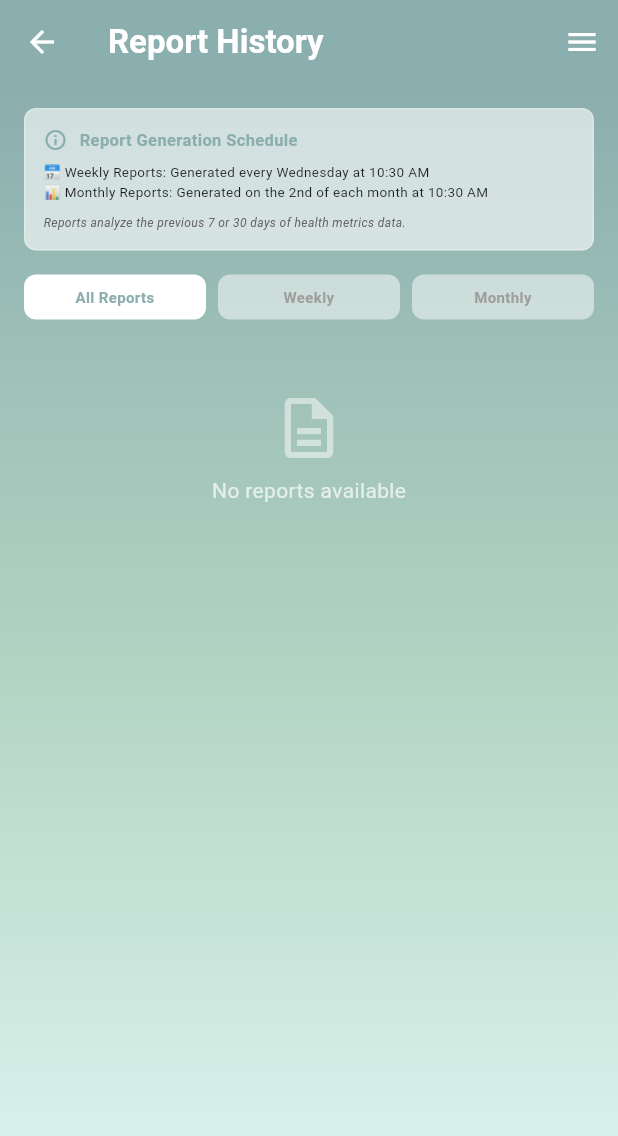
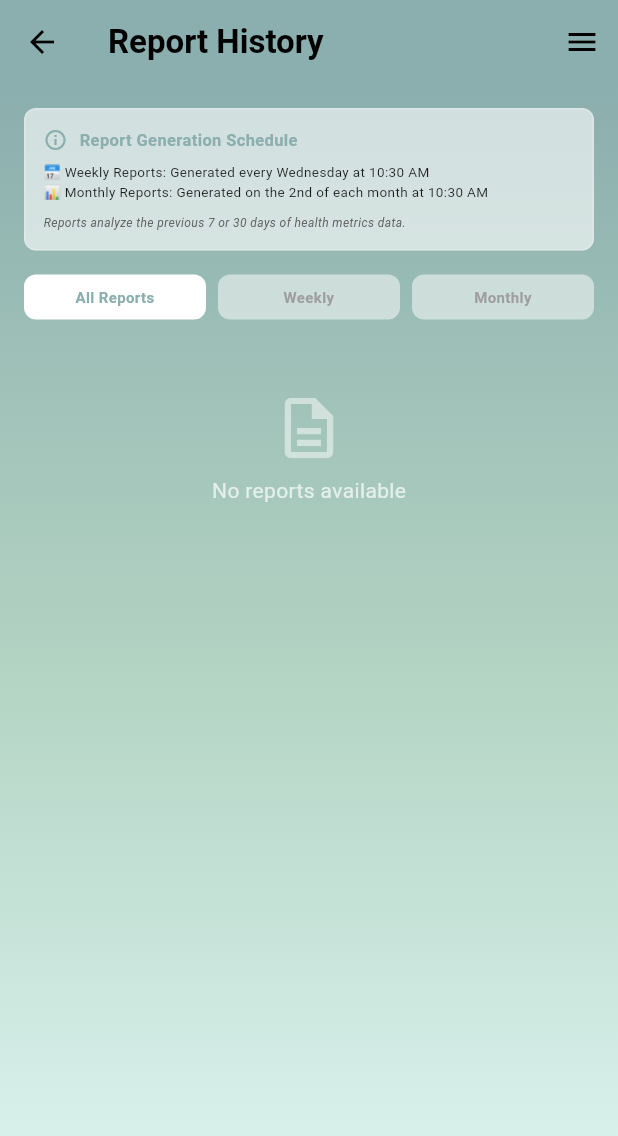
Before and after one commit to lula1450/SETAP-B, a Flutter app: the ReportsPage screen opened directly with empty values, after a tap on the "menu" icon, after a tap on "Report History", on a phone screen of 412 x 824 dp. Shown: the top 1136 px of the screen. Run offline on Flutter 3.47's test engine with Material 3 defaults, Android fonts, the phone set to English and light mode, and no system bars; our stand-ins replace file_picker, fl_chart, image_picker, open_filex, pdf, printing and 1 more; accounts and stored records are empty; network calls fail.

Commit message:
change colours of bg and title

```diff
--- a/frontend/maincode/lib/dashboard.dart
+++ b/frontend/maincode/lib/dashboard.dart
@@ -412,6 +412,7 @@ class _DashboardPageState extends State<DashboardPage> {
       endDrawer: const AppDrawer(),
       appBar: AppBar(
         backgroundColor: const Color.fromARGB(255, 139, 174, 174),
+        foregroundColor: Colors.black,
         elevation: 0,
         toolbarHeight: 120,
         centerTitle: true,
@@ -765,7 +766,7 @@ class _DashboardPageState extends State<DashboardPage> {
         Text(
           _isLoading ? 'Loading...' : "$petName's Dashboard",
           style: const TextStyle(
-            color: Colors.white,
+            color: Colors.black,
             fontWeight: FontWeight.bold,
             fontSize: 18,
           ),
@@ -797,7 +798,7 @@ class _DashboardPageState extends State<DashboardPage> {
         const Text(
           "CHANGE",
           style: TextStyle(
-            color: Colors.white,
+            color: Colors.black,
             fontSize: 7,
             fontWeight: FontWeight.bold,
           ),
--- a/frontend/maincode/lib/metrics.dart
+++ b/frontend/maincode/lib/metrics.dart
@@ -254,7 +254,7 @@ class _MetricsPageState extends State<MetricsPage> {
           children: [
             CircleAvatar(radius: 30, backgroundColor: Colors.white, child: Icon(Icons.pets, size: 25, color: petThemeColor)),
             const SizedBox(height: 8),
-            Text("${widget.petName}'s Metrics", style: const TextStyle(fontWeight: FontWeight.bold, color: Colors.white, fontSize: 18)),
+            Text("${widget.petName}'s Metrics", style: const TextStyle(fontWeight: FontWeight.bold, color: Colors.black, fontSize: 18)),
           ],
         ),
       ),
--- a/frontend/maincode/lib/petinfo.dart
+++ b/frontend/maincode/lib/petinfo.dart
@@ -29,7 +29,7 @@ class PetInfoPage extends StatelessWidget {
         centerTitle: true,
         title: const Text(
           'Pet Information',
-          style: TextStyle(color: Colors.white, fontWeight: FontWeight.bold),
+          style: TextStyle(color: Colors.black, fontWeight: FontWeight.bold),
         ),
         actions: [
           Builder(
--- a/frontend/maincode/lib/report.dart
+++ b/frontend/maincode/lib/report.dart
@@ -142,7 +142,7 @@ class _ReportsPageState extends State<ReportsPage> {
 
     return Scaffold(
       endDrawer: const AppDrawer(),
-      backgroundColor: Colors.white,
+      backgroundColor: Colors.transparent,
       appBar: AppBar(
         title: Text('Health: ${widget.petName}'),
         backgroundColor: const Color(0xFF8BAEAE),
@@ -156,7 +156,15 @@ class _ReportsPageState extends State<ReportsPage> {
           ),
         ],
       ),
-      body: _isLoading
+      body: Container(
+        decoration: const BoxDecoration(
+          gradient: LinearGradient(
+            begin: Alignment.topCenter,
+            end: Alignment.bottomCenter,
+            colors: [Color(0xFF8BAEAE), Color(0xFFB2D3C2), Color(0xFFE0F7F4)],
+          ),
+        ),
+        child: _isLoading
           ? const Center(child: CircularProgressIndicator(color: Color(0xFF8BAEAE)))
           : SingleChildScrollView(
               padding: const EdgeInsets.all(20.0),
@@ -224,6 +232,7 @@ class _ReportsPageState extends State<ReportsPage> {
                 ],
               ),
             ),
+      ),
     );
   }
 
--- a/frontend/maincode/lib/report_history.dart
+++ b/frontend/maincode/lib/report_history.dart
@@ -349,18 +349,18 @@ class _ReportHistoryPageState extends State<ReportHistoryPage> {
         title: const Text(
           'Report History',
           style: TextStyle(
-            color: Colors.white,
+            color: Colors.black,
             fontWeight: FontWeight.bold,
           ),
         ),
         leading: IconButton(
-          icon: const Icon(Icons.arrow_back, color: Colors.white),
+          icon: const Icon(Icons.arrow_back, color: Colors.black),
           onPressed: () => Navigator.pop(context),
         ),
         actions: [
           Builder(
             builder: (context) => IconButton(
-              icon: const Icon(Icons.menu, color: Colors.white),
+              icon: const Icon(Icons.menu, color: Colors.black),
               onPressed: () => Scaffold.of(context).openEndDrawer(),
             ),
           ),
@@ -397,7 +397,7 @@ class _ReportHistoryPageState extends State<ReportHistoryPage> {
                             style: TextStyle(
                               fontSize: 12,
                               fontWeight: FontWeight.bold,
-                              color: Colors.white,
+                              color: Colors.black,
                             ),
                           ),
                           const SizedBox(height: 8),
```
Also changed, not shown: frontend/maincode/lib/recentlylogged.dart (+10 -1 lines), 1 other file.
